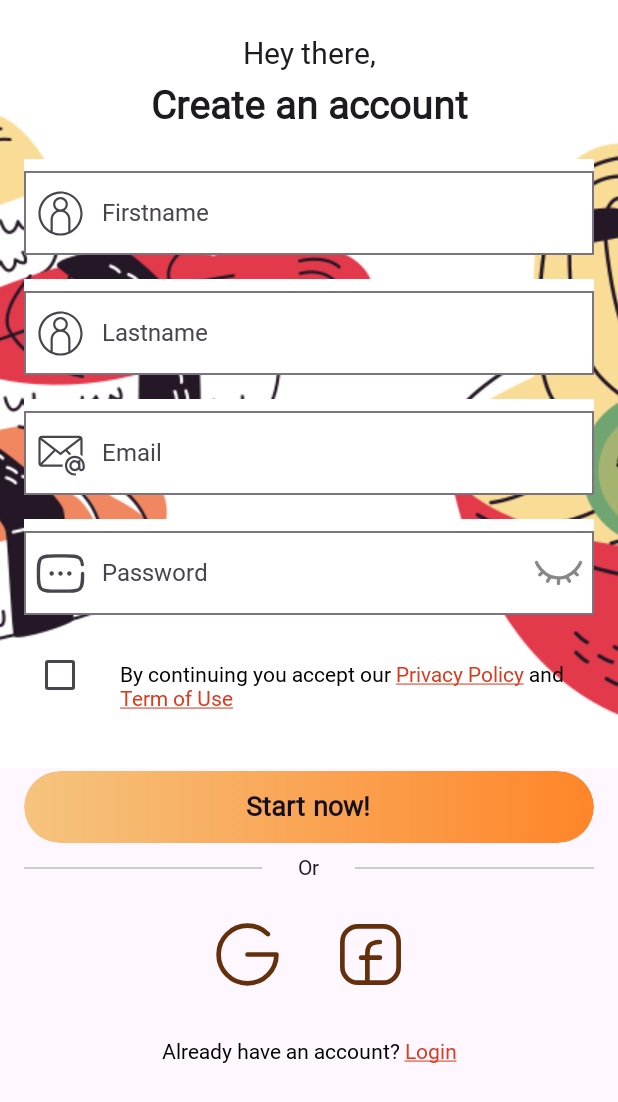
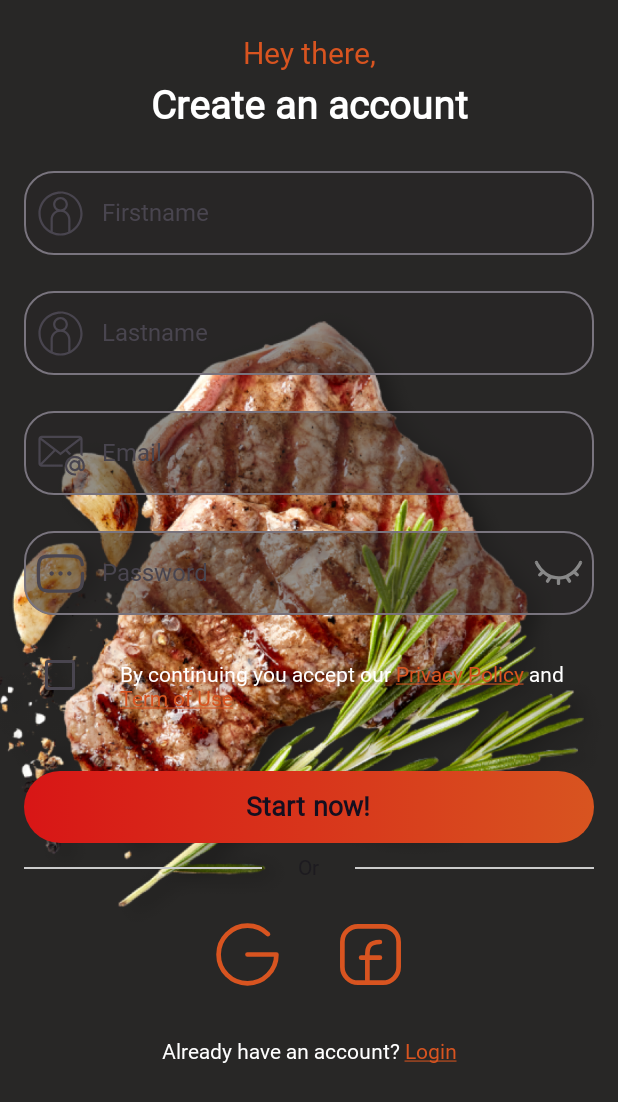
Before and after one commit to arinstotle/FoodOrderApp, an Android app built with Jetpack Compose: the composable AuthorizationScreen shown on its own in the app's theme, on a phone screen of 412 x 824 dp. Shown: the top 1102 px of the screen. Run offline under Robolectric (Android 15) with nearby library versions, the phone set to English and light mode, and no system bars; our stand-ins replace accompanist; Roboto replaces fonts that are not available here.

Commit message:
Change: UI Add: -

```diff
--- a/app/src/main/java/com/example/nonameapp/ui/mainscreen/MainscreenComposable.kt
+++ b/app/src/main/java/com/example/nonameapp/ui/mainscreen/MainscreenComposable.kt
@@ -42,7 +42,7 @@ fun MainScreen(navController: NavController) {
     }
     Box(  modifier = Modifier
         .fillMaxSize()
-        .background(Color.Black)
+        .background(Black1_28)
         .verticalScroll(ScrollState(0))
     ) {
     Column(
@@ -132,7 +132,7 @@ fun MainScreen(navController: NavController) {
             PromotionListComponent(promotions = promotions)
             Box(
                 modifier = Modifier.fillMaxWidth()
-                    .background(Color.Red)
+                    .background(Color.Transparent),
             ) {
                 Row(
                     modifier = Modifier.fillMaxWidth()
--- a/app/src/main/java/com/example/nonameapp/ui/onboarding/OnboardingComposable.kt
+++ b/app/src/main/java/com/example/nonameapp/ui/onboarding/OnboardingComposable.kt
@@ -236,7 +236,7 @@ fun MyButton(navController: NavController) {
                     brush = Brush.horizontalGradient(
                         listOf(
                             MainInterfaceColor,
-                            FoodOnboardingText
+                            MainInterfaceColor_Red
                         )
                     ),
                     shape = RoundedCornerShape(50.dp)
--- a/app/src/main/java/com/example/nonameapp/ui/signUp/AuthorizationScreen.kt
+++ b/app/src/main/java/com/example/nonameapp/ui/signUp/AuthorizationScreen.kt
@@ -11,12 +11,13 @@ import com.example.nonameapp.navigation.NavigationRouter
 import com.example.nonameapp.navigation.Screen
 import com.example.nonameapp.ui.signUp.signUpNavigation.SignUpRouter
 import com.example.nonameapp.ui.signUp.signUpNavigation.SignUpScreen
+import com.example.nonameapp.ui.theme.Black1_28
 
 @Composable
 fun AuthorizationScreen(navController: NavController) {
     Surface(
         modifier = Modifier.fillMaxSize(),
-        color = Color.White
+        color = Black1_28
     ) {
         Crossfade(targetState = SignUpRouter.currentScreen, label = "") { currentState ->
             when(currentState.value) {
--- a/app/src/main/java/com/example/nonameapp/ui/signUp/RegistrationComposable.kt
+++ b/app/src/main/java/com/example/nonameapp/ui/signUp/RegistrationComposable.kt
@@ -1,18 +1,21 @@
 package com.example.nonameapp.ui.signUp
 
+import androidx.compose.foundation.Image
 import androidx.compose.foundation.ScrollState
 import androidx.compose.foundation.background
-import androidx.compose.foundation.horizontalScroll
+import androidx.compose.foundation.layout.Box
 import androidx.compose.foundation.layout.Column
 import androidx.compose.foundation.layout.Spacer
 import androidx.compose.foundation.layout.fillMaxSize
 import androidx.compose.foundation.layout.height
 import androidx.compose.foundation.layout.padding
+import androidx.compose.foundation.layout.size
 import androidx.compose.foundation.text.KeyboardOptions
 import androidx.compose.foundation.verticalScroll
 import androidx.compose.material3.Icon
 import androidx.compose.material3.Surface
 import androidx.compose.runtime.Composable
+import androidx.compose.ui.Alignment
 import androidx.compose.ui.Modifier
 import androidx.compose.ui.graphics.Brush
 import androidx.compose.ui.graphics.Color
@@ -25,6 +28,7 @@ import androidx.compose.ui.text.input.KeyboardType
 import androidx.compose.ui.unit.dp
 import com.example.nonameapp.ui.signUp.tinyComposableElements.FeatureListComponent
 import com.example.nonameapp.R
+import com.example.nonameapp.ui.signUp.signUpNavigation.BackHandler
 import com.example.nonameapp.ui.signUp.signUpNavigation.SignUpRouter
 import com.example.nonameapp.ui.signUp.signUpNavigation.SignUpScreen
 import com.example.nonameapp.ui.signUp.tinyComposableElements.ButtonComponent
@@ -36,6 +40,8 @@ import com.example.nonameapp.ui.signUp.tinyComposableElements.SocialNetworksComp
 import com.example.nonameapp.ui.signUp.tinyComposableElements.TermsSectorComponent
 import com.example.nonameapp.ui.signUp.tinyComposableElements.TextFieldComponent
 import com.example.nonameapp.ui.signUp.tinyComposableElements.ToLoginTextComponent
+import com.example.nonameapp.ui.theme.Black1_28
+import com.example.nonameapp.ui.theme.MainInterfaceColor
 
 @Composable
 fun RegistrationComposable(afterRegistrationAction : () -> Unit) {
@@ -43,30 +49,43 @@ fun RegistrationComposable(afterRegistrationAction : () -> Unit) {
         modifier = Modifier
             .fillMaxSize()
             .background(
-                Color.White
+                Black1_28
             )
             .padding(0.dp)
             .verticalScroll(ScrollState(0)),
     ) {
-        FeatureListComponent(list = listOf<FeaturePicture>(
-            FeaturePicture(R.drawable.japan, "vs"),
-            FeaturePicture(R.drawable.noodles, "vs"),
-            FeaturePicture(R.drawable.pizza, "vs"),
-            FeaturePicture(R.drawable.sandwich, "vs"),
-            FeaturePicture(R.drawable.breakfast, "vs"),
-            FeaturePicture(R.drawable.burger, "vs"),
-            FeaturePicture(R.drawable.chicken, "vs"),
-        ),
+        BackHandler {
+            // здесь добавить уточнение у пользователя, точно ли он планирует выход из приложения
+        }
+        Box(modifier = Modifier.fillMaxSize().background(Black1_28)) {
+            Box(modifier = Modifier.fillMaxSize()
+                .background(Color.Transparent)
+                .align(Alignment.Center)
+                .size(700.dp)
+            ) {
+                Image(
+                    modifier = Modifier.fillMaxSize(),
+                    painter = painterResource(id = R.drawable.meat_sticker),
+                    contentDescription = null
+                )
+            }
+            Column(
                 modifier = Modifier
+                    .fillMaxSize()
+                    .background(Color.Transparent)
+            ) {
+                OrdinaryTextComponent(
+                    content = stringResource(id = R.string.hello),
+                    topPadding = 24,
+                    color = MainInterfaceColor
                 )
-        Column(modifier = Modifier
-            .fillMaxSize()
-            .background(Color.Transparent)) {
-            OrdinaryTextComponent(content = stringResource(id = R.string.hello), topPadding = 24)
-            OrdinaryTextComponent(content = stringResource(id = R.string.create_account), topPadding = 8,
+                OrdinaryTextComponent(
+                    content = stringResource(id = R.string.create_account), topPadding = 8,
                     size = 26,
                     fontWeight = FontWeight.Bold,
-                heightMin = 0)
+                    heightMin = 0,
+                    color = Color.White
+                )
                 Spacer(modifier = Modifier.height(20.dp))
                 TextFieldComponent(labelValue = stringResource(id = R.string.firstname),
                     onChangeTextAction = { },
@@ -99,7 +118,7 @@ fun RegistrationComposable(afterRegistrationAction : () -> Unit) {
                     })
                 Spacer(modifier = Modifier.height(16.dp))
                 PasswordTextFieldComponent(labelValue = stringResource(id = R.string.password),
-                onChangeTextAction = {} )
+                    onChangeTextAction = {})
                 TermsSectorComponent(startedCheckedState = false)
                 ButtonComponent(text = stringResource(id = R.string.register)) {
                     afterRegistrationAction.invoke()
@@ -117,3 +136,4 @@ fun RegistrationComposable(afterRegistrationAction : () -> Unit) {
             }
         }
     }
+}
--- a/app/src/main/java/com/example/nonameapp/ui/signUp/tinyComposableElements/ButtonComponent.kt
+++ b/app/src/main/java/com/example/nonameapp/ui/signUp/tinyComposableElements/ButtonComponent.kt
@@ -20,6 +20,8 @@ import androidx.compose.ui.unit.dp
 import androidx.compose.ui.unit.sp
 import com.example.nonameapp.ui.theme.FoodOnboardingBackground
 import com.example.nonameapp.ui.theme.FoodOnboardingText
+import com.example.nonameapp.ui.theme.MainInterfaceColor
+import com.example.nonameapp.ui.theme.MainInterfaceColor_Red
 import com.example.nonameapp.ui.theme.ReemKufi
 
 @Composable
@@ -37,8 +39,8 @@ fun ButtonComponent(text : String, onClickHandler : () -> Unit) {
             modifier = Modifier.fillMaxWidth()
                 .heightIn(48.dp)
                 .background(
-                    brush = Brush.horizontalGradient(listOf(FoodOnboardingBackground, FoodOnboardingText)),
-                    shape = RoundedCornerShape(50.dp)
+                    brush = Brush.horizontalGradient(listOf(MainInterfaceColor_Red, MainInterfaceColor)),
+                    shape = RoundedCornerShape(20.dp)
                 ),
             contentAlignment = Alignment.Center
         ) {
--- a/app/src/main/java/com/example/nonameapp/ui/signUp/tinyComposableElements/SocialNetworksComponent.kt
+++ b/app/src/main/java/com/example/nonameapp/ui/signUp/tinyComposableElements/SocialNetworksComponent.kt
@@ -22,6 +22,7 @@ import androidx.compose.ui.graphics.Color
 import androidx.compose.ui.graphics.vector.ImageVector
 import androidx.compose.ui.unit.dp
 import com.example.nonameapp.ui.theme.FoodOnboardingGradient
+import com.example.nonameapp.ui.theme.MainInterfaceColor
 
 @Composable
 fun SocialNetworksComponent(
@@ -65,7 +66,7 @@ fun ClickableIcon(
                 .background(Color.Transparent),
             imageVector = icon,
             contentDescription = null,
-            tint = FoodOnboardingGradient
+            tint = MainInterfaceColor
         )
     }
 }
--- a/app/src/main/java/com/example/nonameapp/ui/signUp/tinyComposableElements/TextComponent.kt
+++ b/app/src/main/java/com/example/nonameapp/ui/signUp/tinyComposableElements/TextComponent.kt
@@ -7,6 +7,7 @@ import androidx.compose.material3.MaterialTheme
 import androidx.compose.material3.Text
 import androidx.compose.runtime.Composable
 import androidx.compose.ui.Modifier
+import androidx.compose.ui.graphics.Color
 import androidx.compose.ui.res.stringResource
 import androidx.compose.ui.text.SpanStyle
 import androidx.compose.ui.text.TextStyle
@@ -24,7 +25,8 @@ fun OrdinaryTextComponent(content : String,
                           size : Int = 20,
                           fontWeight: FontWeight = FontWeight.Normal,
                           heightMin : Int = 40,
-                          topPadding : Int = 0
+                          topPadding : Int = 0,
+                          color : Color = Color.Black
 ) {
     Text(
         text = content,
@@ -37,13 +39,13 @@ fun OrdinaryTextComponent(content : String,
             fontSize = size.sp,
             fontWeight = fontWeight
         ),
-        textAlign = TextAlign.Center
+        textAlign = TextAlign.Center,
+        color = color
     )
 }
 
 @Composable
 fun TermTextComponent(onTextSelected : (String, String, String) -> Unit = { s: String, s1: String, s2: String ->
-    Log.d("tag", "Message")
                       }) {
     val startedTermText = stringResource(id = R.string.terms_start)
     val privacyPolicy = stringResource(id = R.string.privacy_policy)
@@ -52,6 +54,7 @@ fun TermTextComponent(onTextSelected : (String, String, String) -> Unit = { s: S
 
     val annotatedString = buildAnnotatedString {
         withStyle(style = SpanStyle(
+            color = Color.White,
             fontFamily = ReemKufi
         )) {
             append(startedTermText)
@@ -67,7 +70,8 @@ fun TermTextComponent(onTextSelected : (String, String, String) -> Unit = { s: S
         }
         append(" ")
         withStyle(style = SpanStyle(
-            fontFamily = ReemKufi
+            fontFamily = ReemKufi,
+            color = Color.White
         )) {
             append(termsAnd)
         }
@@ -101,7 +105,8 @@ fun ToLoginTextComponent(onTextSelected : () -> Unit = {
 
     val annotatedString = buildAnnotatedString {
         withStyle(style = SpanStyle(
-            fontFamily = ReemKufi
+            fontFamily = ReemKufi,
+            color = Color.White
         )) {
             append(startedText)
         }
@@ -144,7 +149,8 @@ fun ToRegisterTextComponent(onTextSelected : () -> Unit = {
 
     val annotatedString = buildAnnotatedString {
         withStyle(style = SpanStyle(
-            fontFamily = ReemKufi
+            fontFamily = ReemKufi,
+            color = Color.White
         )) {
             append(startedText)
         }
--- a/app/src/main/java/com/example/nonameapp/ui/signUp/tinyComposableElements/TextFieldComponent.kt
+++ b/app/src/main/java/com/example/nonameapp/ui/signUp/tinyComposableElements/TextFieldComponent.kt
@@ -3,6 +3,7 @@ package com.example.nonameapp.ui.signUp.tinyComposableElements
 import androidx.compose.foundation.background
 import androidx.compose.foundation.layout.fillMaxWidth
 import androidx.compose.foundation.layout.padding
+import androidx.compose.foundation.shape.RoundedCornerShape
 import androidx.compose.foundation.text.KeyboardOptions
 import androidx.compose.material3.ExperimentalMaterial3Api
 import androidx.compose.material3.Icon
@@ -24,6 +25,8 @@ import androidx.compose.ui.text.input.PasswordVisualTransformation
 import androidx.compose.ui.text.input.VisualTransformation
 import androidx.compose.ui.unit.dp
 import com.example.nonameapp.R
+import com.example.nonameapp.ui.theme.Black1_28_Transparent_30
+import com.example.nonameapp.ui.theme.Black1_28_Transparent_50
 import com.example.nonameapp.ui.theme.ReemKufi
 
 @OptIn(ExperimentalMaterial3Api::class)
@@ -41,24 +44,21 @@ fun TextFieldComponent(textValueStart : String = "",
         modifier = Modifier
             .fillMaxWidth()
             .padding(start = 16.dp, end = 16.dp)
-            .background(
-                color = Color.White,
-                shape = MaterialTheme.shapes.large
-            )
         ,
         leadingIcon = iconResource,
         value = textValue.value,
         onValueChange = { textValue.value = it },
-        shape = MaterialTheme.shapes.large,
+        shape = RoundedCornerShape(20.dp),
         textStyle = MaterialTheme.typography.titleMedium.copy(
-            color = Color.Black
+            color = Color.White
         ),
         singleLine = true,
         keyboardOptions = keyboardOptions,
         colors = TextFieldDefaults.outlinedTextFieldColors(
-            focusedBorderColor = Color.Black,
-            focusedLabelColor = Color.Black,
-            cursorColor = Color.Black
+            focusedBorderColor = Color.White,
+            focusedLabelColor = Color.White,
+            cursorColor = Color.White,
+            containerColor = Black1_28_Transparent_50
         ),
         label = {
             Text(
@@ -85,26 +85,23 @@ fun PasswordTextFieldComponent(passwordStart : String = "",
         modifier = Modifier
             .fillMaxWidth()
             .padding(start = 16.dp, end = 16.dp)
-            .background(
-                color = Color.White,
-                shape = MaterialTheme.shapes.large
-            )
         ,
         leadingIcon = {
         Icon( painter = painterResource(id = R.drawable.password_icon), contentDescription = "")
         },
         value = password.value,
         onValueChange = { password.value = it },
-        shape = MaterialTheme.shapes.large,
+        shape = RoundedCornerShape(20.dp),
         textStyle = MaterialTheme.typography.titleMedium.copy(
-            color = Color.Black
+            color = Color.White
         ),
         singleLine = true,
         keyboardOptions = KeyboardOptions(keyboardType = KeyboardType.Password),
         colors = TextFieldDefaults.outlinedTextFieldColors(
-            focusedBorderColor = Color.Black,
-            focusedLabelColor = Color.Black,
-            cursorColor = Color.Black
+            focusedBorderColor = Color.White,
+            focusedLabelColor = Color.White,
+            cursorColor = Color.White,
+            containerColor = Black1_28_Transparent_50
         ),
         trailingIcon = {
             when(isVisible.value) {
--- a/app/src/main/java/com/example/nonameapp/ui/theme/Color.kt
+++ b/app/src/main/java/com/example/nonameapp/ui/theme/Color.kt
@@ -34,7 +34,8 @@ val White = Color(0xFFFFFFFF)
 val Yellow = Color(0xFFF1C745)
 val Orange = Color(0xFFDF781E)
 val Black14 = Color(0xFF140F1F)
-val MainInterfaceColor = Color(0xFFD83B20)
+val MainInterfaceColor = Color(0xFFD85420)
+val MainInterfaceColor_Red = Color(0xFFD81616)
 val Black1_28 = Color(0xFF282726)
 val Black1_28_Transparent_50 = Color(0x80282726)
 val Black1_28_Transparent_30 = Color(0x4D282726)
```
Also changed, not shown: app/src/main/java/com/example/nonameapp/ui/mainscreen/tinyComposableElements/ChipComponent.kt (+11 -6 lines), app/src/main/java/com/example/nonameapp/ui/mainscreen/tinyComposableElements/GreetingComponent.kt (+5 -2 lines), app/src/main/java/com/example/nonameapp/ui/signUp/LoginComposable.kt (+37 -22 lines), app/src/main/res/drawable/meat_sticker.png (added), 1 other file. Lines whose indentation alone changed are shown as unchanged.
